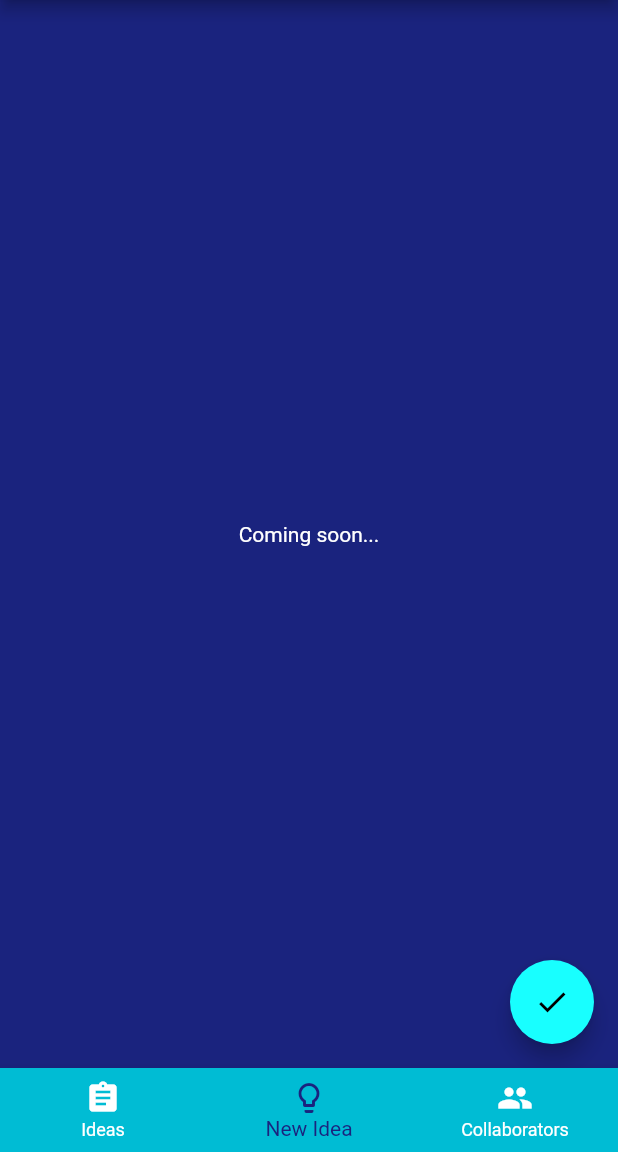
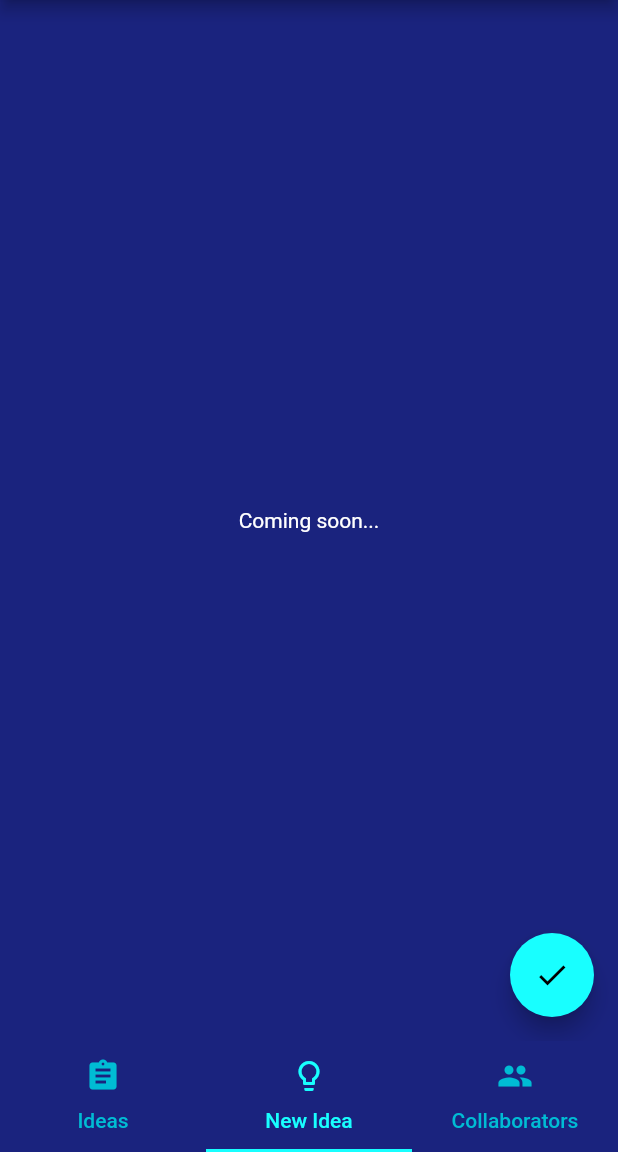
Before and after one commit to Tiger-Cross/Good-Ideas-Machine, a Flutter app: the screen it shows after launch, on a phone screen of 412 x 824 dp, the part 84-1236 px from its top. Run offline on Flutter 3.47's test engine with Material 2 defaults, Android fonts, the phone set to English and light mode, and no system bars.

```diff
--- a/good_ideas_machine/lib/main.dart
+++ b/good_ideas_machine/lib/main.dart
@@ -19,6 +19,8 @@ class GoodIdeasMachine extends StatelessWidget {
         primaryColor: Colors.cyan,
         accentColor: Colors.cyanAccent,
         scaffoldBackgroundColor: Colors.indigo[900],
+        tabBarTheme: TabBarTheme(unselectedLabelColor: Colors.cyan,
+            labelColor: Colors.cyanAccent)
       ),
       home: HomeScaffold(title: appTitle)
     );
@@ -35,47 +37,30 @@ class HomeScaffold extends StatefulWidget {
 }
 
 class _HomeScaffoldState extends State<HomeScaffold> {
-  int _currNavIndex = 1;
   final List<Widget> _childPages = [
     IdeasPage(),
     NewIdeaPage(),
     CollaboratorsPage(),
   ];
 
-  void onTabTapped(int index) {
-    setState(() {
-      _currNavIndex = index;
-    });
-  }
-
   @override
   Widget build(BuildContext context) {
-    return Scaffold(
-      appBar: AppBar(
-        centerTitle: true,
-        title: Text(widget.title),
-      ),
-      body: _childPages[_currNavIndex],
-      bottomNavigationBar: BottomNavigationBar(
-        backgroundColor: Colors.cyan,
-        selectedItemColor: Colors.indigo[900],
-        unselectedItemColor: Colors.white,
-        currentIndex: _currNavIndex, // this will be set when a new tab is tapped
-        onTap: onTabTapped,
-        items: [
-          BottomNavigationBarItem(
-            icon: new Icon(Icons.assignment),
-            title: new Text('Ideas'),
-          ),
-          BottomNavigationBarItem(
-            icon: new Icon(Icons.lightbulb_outline),
-            title: new Text('New Idea'),
-          ),
-          BottomNavigationBarItem(
-              icon: Icon(Icons.group),
-              title: Text('Collaborators')
-          )
-        ],
+    return DefaultTabController(
+      initialIndex: 1,
+      length: 3,
+      child: Scaffold(
+        appBar: AppBar(
+          centerTitle: true,
+          title: Text(widget.title),
+        ),
+        body: TabBarView(children: _childPages),
+        bottomNavigationBar: TabBar(
+          tabs: [
+            Tab(icon: new Icon(Icons.assignment), text: 'Ideas'),
+            Tab(icon: new Icon(Icons.lightbulb_outline), text: 'New Idea',),
+            Tab(icon: Icon(Icons.group), text: 'Collaborators',),
+          ],
+        ),
       ),
     );
   }
```
